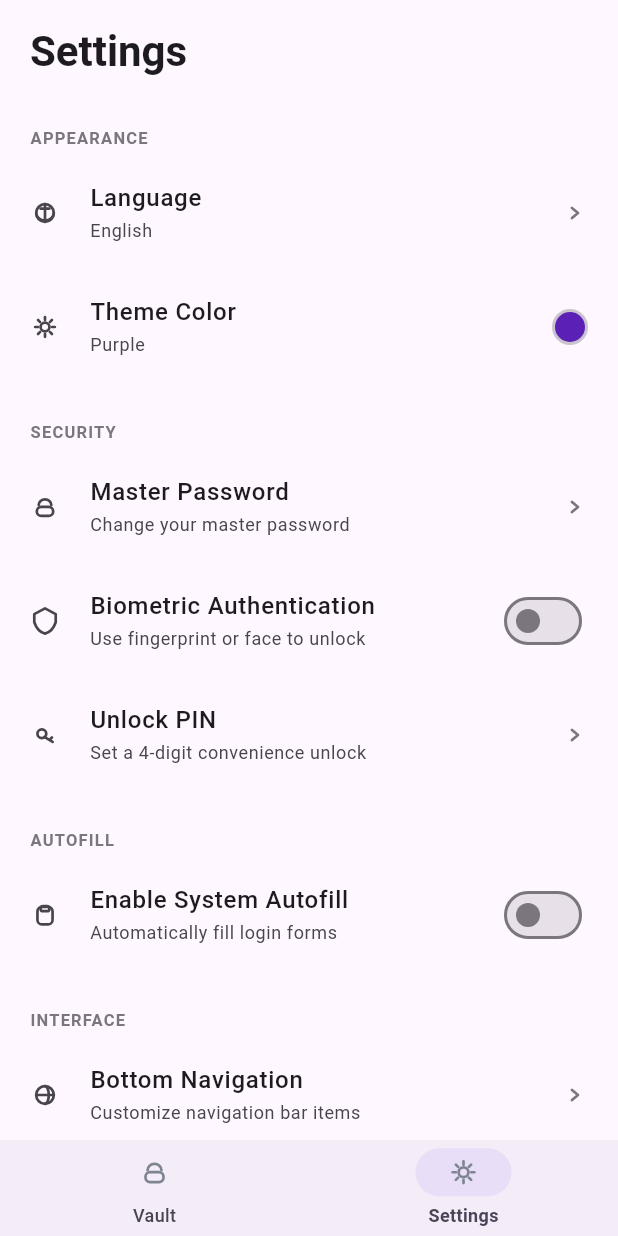
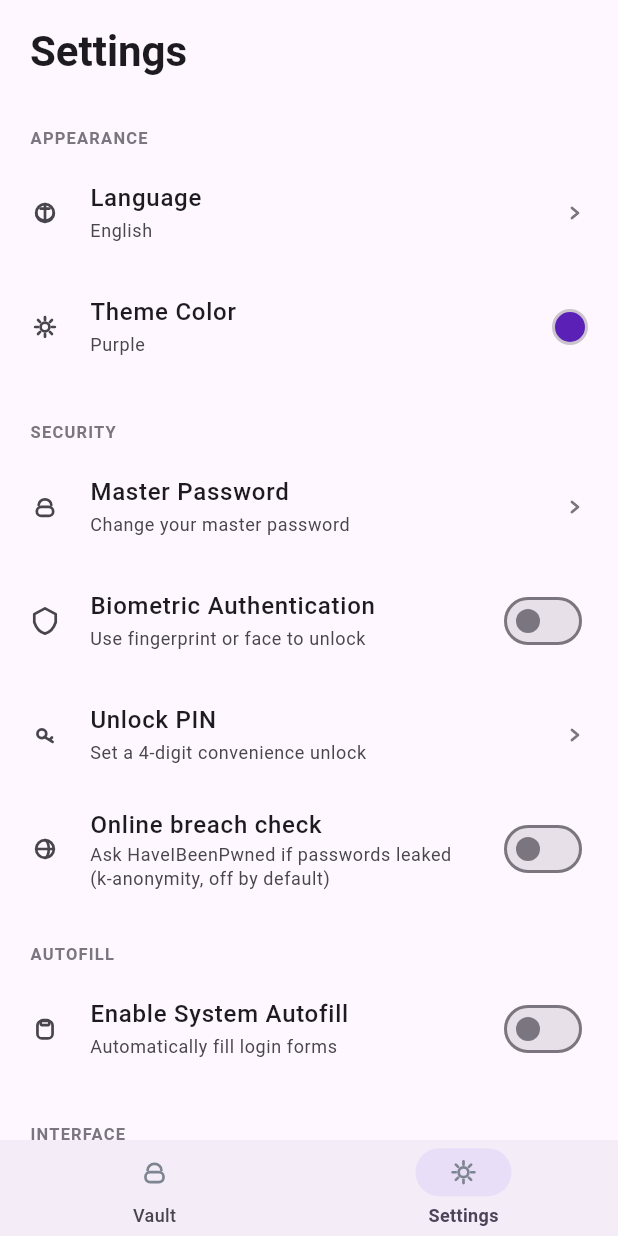
Before and after one commit to 1624318455/NexPass, a Flutter app: the MainScreen screen opened directly, item 2 of the bottom bar chosen, on a phone screen of 412 x 824 dp. Run offline on Flutter 3.47's test engine with Material 3 defaults, Android fonts, the phone set to English and light mode, and no system bars; our stand-ins replace file_picker, flutter_riverpod, flutter_secure_storage, isar, local_auth; missing offline and left inert: cryptography, pointycastle; accounts and stored records are empty; generated files the repository leaves out were written again.

Commit message:
feat(privacy): P1-7c HIBP k-anonymity breach check, explicit opt-in
- HibpService: SHA-1 range query, Add-Padding, 10s timeout, null-on-failure
- AppSettings.hibpOptIn defaults false; consent dialog on enable
- en/zh/ja strings; MockClient tests (5/5)

```diff
--- a/flutter_app/lib/i18n/app_localizations.dart
+++ b/flutter_app/lib/i18n/app_localizations.dart
@@ -223,6 +223,14 @@ class AppLocalizations {
   String get settingsAuthDisplay => get('settingsAuthDisplay');
   String get settingsAuthDisplayDesc => get('settingsAuthDisplayDesc');
 
+  // ── HIBP opt-in ──────────────────────────────────────────────────
+
+  String get hibpTitle => get('hibpTitle');
+  String get hibpDesc => get('hibpDesc');
+  String get hibpConsentTitle => get('hibpConsentTitle');
+  String get hibpConsentBody => get('hibpConsentBody');
+  String get hibpEnable => get('hibpEnable');
+
   // ── Password history ─────────────────────────────────────────────
 
   String get historyTitle => get('historyTitle');
--- a/flutter_app/lib/i18n/l10n_en.dart
+++ b/flutter_app/lib/i18n/l10n_en.dart
@@ -205,4 +205,11 @@ final Map<String, String> enStrings = {
   'historyRestore': 'Restore to item',
   'historyRestored': 'Password restored to "{label}"',
   'historyRestoreMissing': 'Item no longer in vault — copy it manually',
+
+  // HIBP opt-in (P1-7c)
+  'hibpTitle': 'Online breach check',
+  'hibpDesc': 'Ask HaveIBeenPwned if passwords leaked (k-anonymity, off by default)',
+  'hibpConsentTitle': 'Enable online breach check?',
+  'hibpConsentBody': 'Only the first 5 characters of your password SHA-1 hash leave the device — the full password never does. You can turn this off anytime.',
+  'hibpEnable': 'Enable',
 };
--- a/flutter_app/lib/models/app_settings.dart
+++ b/flutter_app/lib/models/app_settings.dart
@@ -9,6 +9,10 @@ class AppSettings {
   bool biometricEnabled;
   String? recoveryQuestion;
   String? recoveryAnswer;
+
+  /// P1-7c: HIBP k-anonymity breach check. Default off — the vault is
+  /// fully offline unless the user explicitly opts in.
+  bool hibpOptIn;
 
   // ── Autofill ────────────────────────────────────────────────────────
   bool autofillEnabled;
@@ -49,6 +53,7 @@ class AppSettings {
     this.biometricEnabled = false,
     this.recoveryQuestion,
     this.recoveryAnswer,
+    this.hibpOptIn = false,
     this.autofillEnabled = false,
     this.themeColorIndex = 0,
     this.navPasswords = true,
@@ -75,6 +80,7 @@ class AppSettings {
     'biometricEnabled': biometricEnabled,
     'recoveryQuestion': recoveryQuestion,
     'recoveryAnswer': recoveryAnswer,
+    'hibpOptIn': hibpOptIn,
     'autofillEnabled': autofillEnabled,
     'themeColorIndex': themeColorIndex,
     'navPasswords': navPasswords,
@@ -99,6 +105,7 @@ class AppSettings {
     biometricEnabled: json['biometricEnabled'] ?? false,
     recoveryQuestion: json['recoveryQuestion'],
     recoveryAnswer: json['recoveryAnswer'],
+    hibpOptIn: json['hibpOptIn'] ?? false,
     autofillEnabled: json['autofillEnabled'] ?? false,
     themeColorIndex: json['themeColorIndex'] ?? 0,
     navPasswords: json['navPasswords'] ?? true,
```
Also changed, not shown: flutter_app/lib/i18n/l10n_ja.dart (+7 -0 lines), flutter_app/lib/i18n/l10n_zh.dart (+7 -0 lines), flutter_app/lib/screens/settings_screen.dart (+25 -0 lines), flutter_app/lib/services/hibp_service.dart (added, +76 -0 lines), 1 other file.
